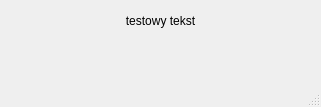
This is Desktop_App/src/desktop_app.ui in Bl0tniaQus/IIOT2_StacjaPogodowaOnline as Qt 5 draws it before an edit. The edited form follows.
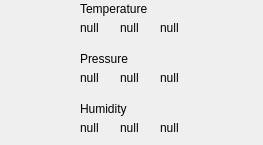
This is the edited form.

Commit message: zmieniono:       Desktop_App/src/desktop_app.cpp 	zmieniono:       Desktop_App/src/desktop_app.h 	zmieniono:       Desktop_App/src/desktop_app.ui 	zmieniono:       Desktop_App/src/mqtt_controller.cpp 	zmieniono:       Desktop_App/src/mqtt_controller.h

What changed in the file:
```diff
--- a/Desktop_App/src/desktop_app.ui
+++ b/Desktop_App/src/desktop_app.ui
@@ -6,8 +6,8 @@
    <rect>
     <x>0</x>
     <y>0</y>
-    <width>321</width>
-    <height>107</height>
+    <width>263</width>
+    <height>145</height>
    </rect>
   </property>
   <property name="windowTitle">
@@ -17,31 +17,160 @@
    <widget class="QLabel" name="xdd">
     <property name="geometry">
      <rect>
-      <x>100</x>
+      <x>80</x>
       <y>0</y>
-      <width>121</width>
-      <height>41</height>
+      <width>81</width>
+      <height>18</height>
      </rect>
     </property>
     <property name="text">
-     <string>testowy tekst</string>
+     <string>Temperature</string>
     </property>
-    <property name="alignment">
-     <set>Qt::AlignCenter</set>
+   </widget>
+   <widget class="QLabel" name="temp_LB">
+    <property name="geometry">
+     <rect>
+      <x>80</x>
+      <y>20</y>
+      <width>41</width>
+      <height>16</height>
+     </rect>
     </property>
+    <property name="text">
+     <string>null</string>
+    </property>
    </widget>
+   <widget class="QLabel" name="temp">
+    <property name="geometry">
+     <rect>
+      <x>120</x>
+      <y>20</y>
+      <width>41</width>
+      <height>16</height>
+     </rect>
+    </property>
+    <property name="text">
+     <string>null</string>
+    </property>
+   </widget>
+   <widget class="QLabel" name="temp_UB">
+    <property name="geometry">
+     <rect>
+      <x>160</x>
+      <y>20</y>
+      <width>41</width>
+      <height>16</height>
+     </rect>
+    </property>
+    <property name="text">
+     <string>null</string>
+    </property>
+   </widget>
+   <widget class="QLabel" name="presLabel">
+    <property name="geometry">
+     <rect>
+      <x>80</x>
+      <y>50</y>
+      <width>81</width>
+      <height>18</height>
+     </rect>
+    </property>
+    <property name="text">
+     <string>Pressure</string>
+    </property>
+   </widget>
+   <widget class="QLabel" name="pres_UB">
+    <property name="geometry">
+     <rect>
+      <x>160</x>
+      <y>70</y>
+      <width>41</width>
+      <height>16</height>
+     </rect>
+    </property>
+    <property name="text">
+     <string>null</string>
+    </property>
+   </widget>
+   <widget class="QLabel" name="pres">
+    <property name="geometry">
+     <rect>
+      <x>120</x>
+      <y>70</y>
+      <width>41</width>
+      <height>16</height>
+     </rect>
+    </property>
+    <property name="text">
+     <string>null</string>
+    </property>
+   </widget>
+   <widget class="QLabel" name="pres_LB">
+    <property name="geometry">
+     <rect>
+      <x>80</x>
+      <y>70</y>
+      <width>41</width>
+      <height>16</height>
+     </rect>
+    </property>
+    <property name="text">
+     <string>null</string>
+    </property>
+   </widget>
+   <widget class="QLabel" name="humLabel">
+    <property name="geometry">
+     <rect>
+      <x>80</x>
+      <y>100</y>
+      <width>81</width>
+      <height>18</height>
+     </rect>
+    </property>
+    <property name="text">
+     <string>Humidity</string>
+    </property>
+   </widget>
+   <widget class="QLabel" name="hum_UB">
+    <property name="geometry">
+     <rect>
+      <x>160</x>
+      <y>120</y>
+      <width>41</width>
+      <height>16</height>
+     </rect>
+    </property>
+    <property name="text">
+     <string>null</string>
+    </property>
+   </widget>
+   <widget class="QLabel" name="hum">
+    <property name="geometry">
+     <rect>
+      <x>120</x>
+      <y>120</y>
+      <width>41</width>
+      <height>16</height>
+     </rect>
+    </property>
+    <property name="text">
+     <string>null</string>
+    </property>
+   </widget>
+   <widget class="QLabel" name="hum_LB">
+    <property name="geometry">
+     <rect>
+      <x>80</x>
+      <y>120</y>
+      <width>41</width>
+      <height>16</height>
+     </rect>
+    </property>
+    <property name="text">
+     <string>null</string>
+    </property>
+   </widget>
   </widget>
-  <widget class="QMenuBar" name="menubar">
-   <property name="geometry">
-    <rect>
-     <x>0</x>
-     <y>0</y>
-     <width>321</width>
-     <height>30</height>
-    </rect>
-   </property>
-  </widget>
-  <widget class="QStatusBar" name="statusbar"/>
  </widget>
  <resources/>
  <connections/>
```
Left out of the diff: 4 changed lines with no effect on the pictures. The commit also changes 4 other files.
